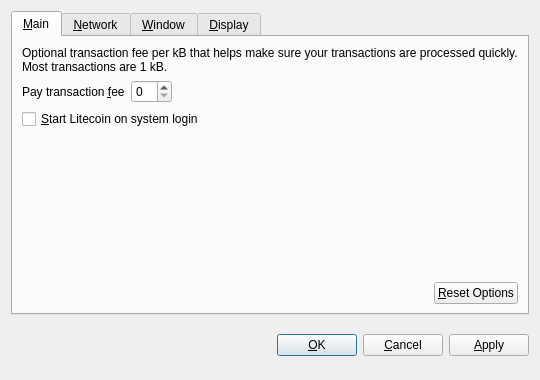
First picture: the form in src/qt/forms/optionsdialog.ui, repository ottolevin/testcoin, before the edit.
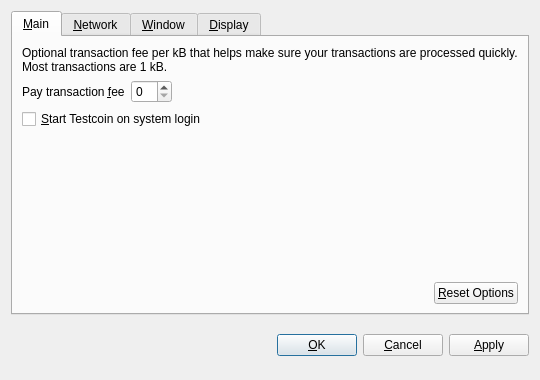
Second picture: the form after the edit. Custom widgets are drawn as their Qt base class.

What changed in the file:
```diff
--- a/src/qt/forms/optionsdialog.ui
+++ b/src/qt/forms/optionsdialog.ui
@@ -82,7 +82,7 @@
           <string>Automatically start Litecoin after logging in to the system.</string>
          </property>
          <property name="text">
-          <string>&amp;Start Litecoin on system login</string>
+          <string>&amp;Start Testcoin on system login</string>
          </property>
         </widget>
        </item>
```
Left out of the diff: 10 changed lines with no effect on the pictures.
